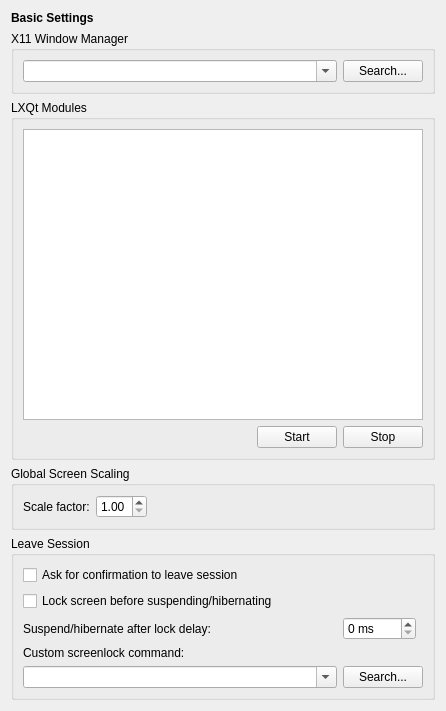
lxqt/lxqt-session, file lxqt-config-session/basicsettings.ui: the form before one commit.
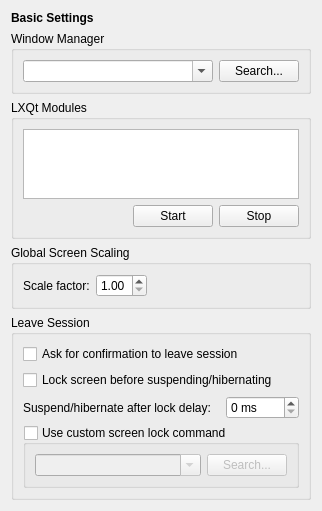
The form after the commit.

Commit message: Removed xss-lock; added checkbox

The edit to the form file:
```diff
--- a/lxqt-config-session/basicsettings.ui
+++ b/lxqt-config-session/basicsettings.ui
@@ -6,8 +6,8 @@
    <rect>
     <x>0</x>
     <y>0</y>
-    <width>446</width>
-    <height>711</height>
+    <width>322</width>
+    <height>380</height>
    </rect>
   </property>
   <layout class="QGridLayout" name="gridLayout_3">
@@ -15,6 +15,7 @@
     <widget class="QLabel" name="label">
      <property name="font">
       <font>
+       <weight>75</weight>
        <bold>true</bold>
       </font>
      </property>
@@ -26,7 +27,7 @@
    <item row="1" column="0">
     <widget class="QGroupBox" name="groupBox">
      <property name="title">
-      <string>X11 Window Manager</string>
+      <string>Window Manager</string>
      </property>
      <layout class="QGridLayout" name="gridLayout_2">
       <item row="0" column="0">
@@ -52,7 +53,7 @@
      </layout>
     </widget>
    </item>
-   <item row="3" column="0">
+   <item row="2" column="0">
     <widget class="QGroupBox" name="groupBox_2">
      <property name="title">
       <string>LXQt Modules</string>
@@ -104,7 +105,7 @@
      </layout>
     </widget>
    </item>
-   <item row="4" column="0">
+   <item row="3" column="0">
     <widget class="QGroupBox" name="groupBox_4">
      <property name="title">
       <string>Global Screen Scaling</string>
@@ -142,33 +143,12 @@
      </layout>
     </widget>
    </item>
-   <item row="5" column="0">
+   <item row="4" column="0">
     <widget class="QGroupBox" name="groupBox_3">
      <property name="title">
       <string>Leave Session</string>
      </property>
      <layout class="QGridLayout" name="gridLayout_4">
-      <item row="3" column="0">
-       <widget class="QLabel" name="X11LockCommandLabel">
-        <property name="text">
-         <string>Custom screenlock command:</string>
-        </property>
-       </widget>
-      </item>
-      <item row="4" column="1">
-       <widget class="QPushButton" name="findX11LockCommandButton">
-        <property name="text">
-         <string>Search...</string>
-        </property>
-       </widget>
-      </item>
-      <item row="1" column="0" colspan="2">
-       <widget class="QCheckBox" name="lockBeforePowerActionsCheckBox">
-        <property name="text">
-         <string>Lock screen before suspending/hibernating</string>
-        </property>
-       </widget>
-      </item>
       <item row="0" column="0" colspan="2">
        <widget class="QCheckBox" name="leaveConfirmationCheckBox">
         <property name="text">
@@ -176,19 +156,10 @@
         </property>
        </widget>
       </item>
-      <item row="4" column="0">
-       <widget class="QComboBox" name="x11LockCommandComboBox">
-        <property name="sizePolicy">
-         <sizepolicy hsizetype="MinimumExpanding" vsizetype="Fixed">
-          <horstretch>0</horstretch>
-          <verstretch>0</verstretch>
-         </sizepolicy>
-        </property>
-        <property name="toolTip">
-         <string>If empty "xdg-screensaver lock" is used</string>
-        </property>
-        <property name="editable">
-         <bool>true</bool>
+      <item row="1" column="0" colspan="2">
+       <widget class="QCheckBox" name="lockBeforePowerActionsCheckBox">
+        <property name="text">
+         <string>Lock screen before suspending/hibernating</string>
         </property>
        </widget>
       </item>
@@ -221,6 +192,41 @@
         </property>
        </widget>
       </item>
+      <item row="4" column="0" colspan="2">
+       <widget class="QGroupBox" name="customLockBox">
+        <property name="title">
+         <string>Use custom screen lock command</string>
+        </property>
+        <property name="checkable">
+         <bool>true</bool>
+        </property>
+        <property name="checked">
+         <bool>false</bool>
+        </property>
+        <layout class="QGridLayout" name="gridLayout_4">
+         <item row="1" column="1">
+          <widget class="QPushButton" name="findX11LockCommandButton">
+           <property name="text">
+            <string>Search...</string>
+           </property>
+          </widget>
+         </item>
+         <item row="1" column="0">
+          <widget class="QComboBox" name="x11LockCommandComboBox">
+           <property name="sizePolicy">
+            <sizepolicy hsizetype="MinimumExpanding" vsizetype="Fixed">
+             <horstretch>0</horstretch>
+             <verstretch>0</verstretch>
+            </sizepolicy>
+           </property>
+           <property name="editable">
+            <bool>true</bool>
+           </property>
+          </widget>
+         </item>
+        </layout>
+       </widget>
+      </item>
      </layout>
     </widget>
    </item>
```
Left out of the diff: 60 changed lines with no effect on the pictures. The commit also changes 1 other file.
